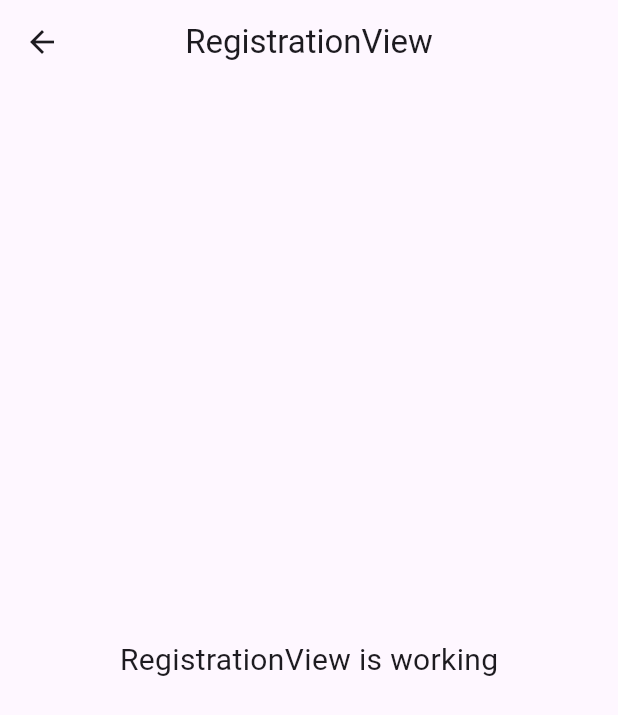
After one commit to ahmed-shorbagy/test_screens, a Flutter app: the RegistrationView screen opened by its route, on a phone screen of 412 x 824 dp. The commit adds this screen. Shown: the top 715 px of the screen. Run offline on Flutter 3.47's test engine with Material 3 defaults, Android fonts, the phone set to English and light mode, and no system bars; our stand-ins replace get.

Commit message:
Add registration module
Added a new registration module with its corresponding controller, view, and binding. Also, updated the app routes to include the registration page.

```diff
--- /dev/null
+++ b/lib/app/modules/Registration/views/registration_view.dart
@@ -0,0 +1,24 @@
+import 'package:flutter/material.dart';
+
+import 'package:get/get.dart';
+
+import '../controllers/registration_controller.dart';
+
+class RegistrationView extends GetView<RegistrationController> {
+  const RegistrationView({Key? key}) : super(key: key);
+  @override
+  Widget build(BuildContext context) {
+    return Scaffold(
+      appBar: AppBar(
+        title: const Text('RegistrationView'),
+        centerTitle: true,
+      ),
+      body: const Center(
+        child: Text(
+          'RegistrationView is working',
+          style: TextStyle(fontSize: 20),
+        ),
+      ),
+    );
+  }
+}
--- a/lib/app/routes/app_pages.dart
+++ b/lib/app/routes/app_pages.dart
@@ -1,5 +1,7 @@
 import 'package:get/get.dart';
 
+import '../modules/Registration/bindings/registration_binding.dart';
+import '../modules/Registration/views/registration_view.dart';
 import '../modules/home/bindings/home_binding.dart';
 import '../modules/home/views/home_view.dart';
 
@@ -16,5 +18,10 @@ class AppPages {
       page: () => const HomeView(),
       binding: HomeBinding(),
     ),
+    GetPage(
+      name: _Paths.REGISTRATION,
+      page: () => const RegistrationView(),
+      binding: RegistrationBinding(),
+    ),
   ];
 }
--- a/lib/app/routes/app_routes.dart
+++ b/lib/app/routes/app_routes.dart
@@ -4,9 +4,11 @@ part of 'app_pages.dart';
 abstract class Routes {
   Routes._();
   static const HOME = _Paths.HOME;
+  static const REGISTRATION = _Paths.REGISTRATION;
 }
 
 abstract class _Paths {
   _Paths._();
   static const HOME = '/home';
+  static const REGISTRATION = '/registration';
 }
--- a/lib/main.dart
+++ b/lib/main.dart
@@ -7,7 +7,7 @@ import 'app/routes/app_pages.dart';
 void main() {
   runApp(
     GetMaterialApp(
-      title: "Application",
+      title: "Test_Screens",
       initialRoute: AppPages.INITIAL,
       getPages: AppPages.routes,
     ),
```
Also changed, not shown: lib/app/modules/Registration/bindings/registration_binding.dart (added, +12 -0 lines), lib/app/modules/Registration/controllers/registration_controller.dart (added, +23 -0 lines).
